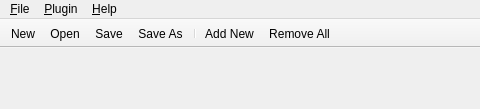
This is src/ui/carla.ui in falkTX/Cadence as Qt 5 draws it before an edit; both pictures show x 0 to 480 and y 0 to 109 of the 710 by 109 pixel window. The edited form follows.
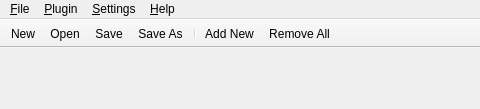
This is the edited form. Icons and pictures are not drawn.

Commit message: Initial settings dialog for Carla

Diff of the .ui file:
```diff
--- a/src/ui/carla.ui
+++ b/src/ui/carla.ui
@@ -80,8 +80,17 @@
     <addaction name="act_help_about"/>
     <addaction name="act_help_about_qt"/>
    </widget>
+   <widget class="QMenu" name="menu_Settings">
+    <property name="title">
+     <string>&amp;Settings</string>
+    </property>
+    <addaction name="act_settings_show_toolbar"/>
+    <addaction name="separator"/>
+    <addaction name="act_settings_configure"/>
+   </widget>
    <addaction name="menu_File"/>
    <addaction name="menu_Plugin"/>
+   <addaction name="menu_Settings"/>
    <addaction name="menu_Help"/>
   </widget>
   <widget class="QStatusBar" name="statusbar"/>
```
Left out of the diff: 33 changed lines with no effect on the pictures. The commit also changes 6 other files.
